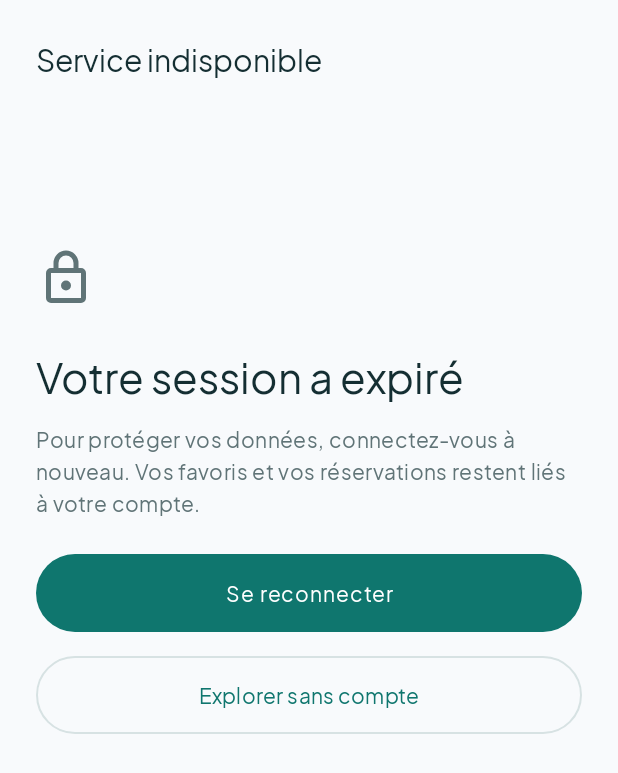
After one commit to fatimazohraaalilouch-dev/Student-Home-Sharing, an Android app: the fragment SessionExpiredFragment placed in its activity, on a phone screen of 412 x 824 dp. The commit adds this screen. Shown: the top 773 px of the screen. Run offline under Robolectric (Android 15) with nearby library versions, the phone set to English and light mode, and no system bars; our stand-ins replace Dagger/Hilt's generated code.

Commit message:
feat(S1-11): add server error and session expired state screens

```diff
--- /dev/null
+++ b/android/app/src/main/java/ma/shs/app/ui/system/SessionExpiredFragment.kt
@@ -0,0 +1,30 @@
+package ma.shs.app.ui.system
+
+import android.os.Bundle
+import android.view.View
+import androidx.fragment.app.Fragment
+import ma.shs.app.R
+import ma.shs.app.databinding.FragmentStateSessionExpiredBinding
+
+class SessionExpiredFragment : Fragment(R.layout.fragment_state_session_expired) {
+
+    private var _binding: FragmentStateSessionExpiredBinding? = null
+    private val binding get() = _binding!!
+
+    override fun onViewCreated(view: View, savedInstanceState: Bundle?) {
+        _binding = FragmentStateSessionExpiredBinding.bind(view)
+        binding.btnLogin.setOnClickListener {
+            // TODO(S1-12) : naviguer vers Connexion quand l'écran sera branché
+            StateResult.send(this, StateResult.LOGIN)
+        }
+        binding.btnExplore.setOnClickListener {
+            // TODO(S2-B3) : naviguer vers l'accueil Explorer quand il existera
+            StateResult.send(this, StateResult.EXPLORE)
+        }
+    }
+
+    override fun onDestroyView() {
+        _binding = null
+        super.onDestroyView()
+    }
+}
--- /dev/null
+++ b/android/app/src/main/res/drawable/ic_state_lock.xml
@@ -0,0 +1,20 @@
+<!--
+  ~ Copyright (C) 2026 The Android Open Source Project
+  ~
+  ~ Licensed under the Apache License, Version 2.0 (the "License");
+  ~ you may not use this file except in compliance with the License.
+  ~ You may obtain a copy of the License at
+  ~
+  ~      http://www.apache.org/licenses/LICENSE-2.0
+  ~
+  ~ Unless required by applicable law or agreed to in writing, software
+  ~ distributed under the License is distributed on an "AS IS" BASIS,
+  ~ WITHOUT WARRANTIES OR CONDITIONS OF ANY KIND, either express or implied.
+  ~ See the License for the specific language governing permissions and
+  ~ limitations under the License.
+  -->
+<vector xmlns:android="http://schemas.android.com/apk/res/android" android:height="24dp" android:tint="#000000" android:viewportHeight="960" android:viewportWidth="960" android:width="24dp">
+
+    <path android:fillColor="@android:color/white" android:pathData="M240,880Q207,880 183.5,856.5Q160,833 160,800L160,400Q160,367 183.5,343.5Q207,320 240,320L280,320L280,240Q280,157 338.5,98.5Q397,40 480,40Q563,40 621.5,98.5Q680,157 680,240L680,320L720,320Q753,320 776.5,343.5Q800,367 800,400L800,800Q800,833 776.5,856.5Q753,880 720,880L240,880ZM240,800L720,800Q720,800 720,800Q720,800 720,800L720,400Q720,400 720,400Q720,400 720,400L240,400Q240,400 240,400Q240,400 240,400L240,800Q240,800 240,800Q240,800 240,800ZM536.5,656.5Q560,633 560,600Q560,567 536.5,543.5Q513,520 480,520Q447,520 423.5,543.5Q400,567 400,600Q400,633 423.5,656.5Q447,680 480,680Q513,680 536.5,656.5ZM360,320L600,320L600,240Q600,190 565,155Q530,120 480,120Q430,120 395,155Q360,190 360,240L360,320ZM240,800Q240,800 240,800Q240,800 240,800L240,400Q240,400 240,400Q240,400 240,400L240,400Q240,400 240,400Q240,400 240,400L240,800Q240,800 240,800Q240,800 240,800Z"/>
+
+</vector>
--- /dev/null
+++ b/android/app/src/main/res/layout/fragment_state_session_expired.xml
@@ -0,0 +1,61 @@
+<?xml version="1.0" encoding="utf-8"?>
+<ScrollView xmlns:android="http://schemas.android.com/apk/res/android"
+    xmlns:app="http://schemas.android.com/apk/res-auto"
+    android:layout_width="match_parent"
+    android:layout_height="match_parent"
+    android:background="@color/shs_background"
+    android:fillViewport="true">
+
+    <LinearLayout
+        android:layout_width="match_parent"
+        android:layout_height="wrap_content"
+        android:orientation="vertical"
+        android:padding="@dimen/screen_margin">
+
+        <TextView
+            android:layout_width="wrap_content"
+            android:layout_height="wrap_content"
+            android:text="@string/state_bar_title_server"
+            android:textAppearance="@style/TextAppearance.Shs.SectionTitle" />
+
+        <ImageView
+            android:layout_width="@dimen/state_icon_size"
+            android:layout_height="@dimen/state_icon_size"
+            android:layout_marginTop="@dimen/state_content_top"
+            android:importantForAccessibility="no"
+            android:src="@drawable/ic_state_lock"
+            app:tint="@color/shs_on_surface_variant" />
+
+        <TextView
+            android:layout_width="match_parent"
+            android:layout_height="wrap_content"
+            android:layout_marginTop="@dimen/space_24"
+            android:accessibilityHeading="true"
+            android:text="@string/state_session_expired_title"
+            android:textAppearance="@style/TextAppearance.Shs.ScreenTitle" />
+
+        <TextView
+            android:layout_width="match_parent"
+            android:layout_height="wrap_content"
+            android:layout_marginTop="@dimen/space_12"
+            android:text="@string/state_session_expired_body"
+            android:textAppearance="@style/TextAppearance.Shs.Body"
+            android:textColor="@color/shs_on_surface_variant" />
+
+        <com.google.android.material.button.MaterialButton
+            android:id="@+id/btnLogin"
+            style="@style/Widget.Shs.Button.Primary"
+            android:layout_width="match_parent"
+            android:layout_height="wrap_content"
+            android:layout_marginTop="@dimen/space_24"
+            android:text="@string/state_session_expired_login" />
+
+        <com.google.android.material.button.MaterialButton
+            android:id="@+id/btnExplore"
+            style="@style/Widget.Shs.Button.Outlined"
+            android:layout_width="match_parent"
+            android:layout_height="wrap_content"
+            android:layout_marginTop="@dimen/space_16"
+            android:text="@string/state_session_expired_explore" />
+    </LinearLayout>
+</ScrollView>
--- a/android/app/src/main/res/navigation/nav_common.xml
+++ b/android/app/src/main/res/navigation/nav_common.xml
@@ -15,4 +15,14 @@
     android:name="ma.shs.app.ui.system.NoInternetFragment"
     tools:layout="@layout/fragment_state_no_internet" />
 
+    <fragment
+        android:id="@+id/stateServerError"
+        android:name="ma.shs.app.ui.system.`ServerErrorFragment.kt`"
+        tools:layout="@layout/fragment_state_server_error" />
+    <fragment
+        android:id="@+id/stateSessionExpired"
+        android:name="ma.shs.app.ui.system.`SessionExpiredFragment.kt`"
+        tools:layout="@layout/fragment_state_session_expired" />
+
+
 </navigation>
--- a/android/app/src/main/res/values/strings_system.xml
+++ b/android/app/src/main/res/values/strings_system.xml
@@ -5,4 +5,13 @@
     <string name="state_no_internet_title">Pas de connexion internet</string>
     <string name="state_no_internet_body">Vérifiez votre connexion wifi ou vos données mobiles. Vos modifications non envoyées restent sur cet appareil.</string>
     <string name="state_back">Revenir en arrière</string>
+    <string name="state_bar_title_server">Service indisponible</string>
+    <string name="state_server_error_title">Le serveur fait une pause</string>
+    <string name="state_server_error_body">Le service est momentanément indisponible. Aucune nouvelle demande n\'a été envoyée. Réessayez dans quelques instants.</string>
+    <string name="state_back_home">Retour à l\'accueil</string>
+
+    <string name="state_session_expired_title">Votre session a expiré</string>
+    <string name="state_session_expired_body">Pour protéger vos données, connectez-vous à nouveau. Vos favoris et vos réservations restent liés à votre compte.</string>
+    <string name="state_session_expired_login">Se reconnecter</string>
+    <string name="state_session_expired_explore">Explorer sans compte</string>
 </resources>
```
Also changed, not shown: android/app/src/main/java/ma/shs/app/ui/system/NoInternetFragment.kt (+10 -0 lines), android/app/src/main/java/ma/shs/app/ui/system/ServerErrorFragment.kt (added, +31 -0 lines), android/app/src/main/res/drawable/ic_state_error.xml (added, +20 -0 lines), android/app/src/main/res/layout/fragment_state_server_error.xml (added, +61 -0 lines).
